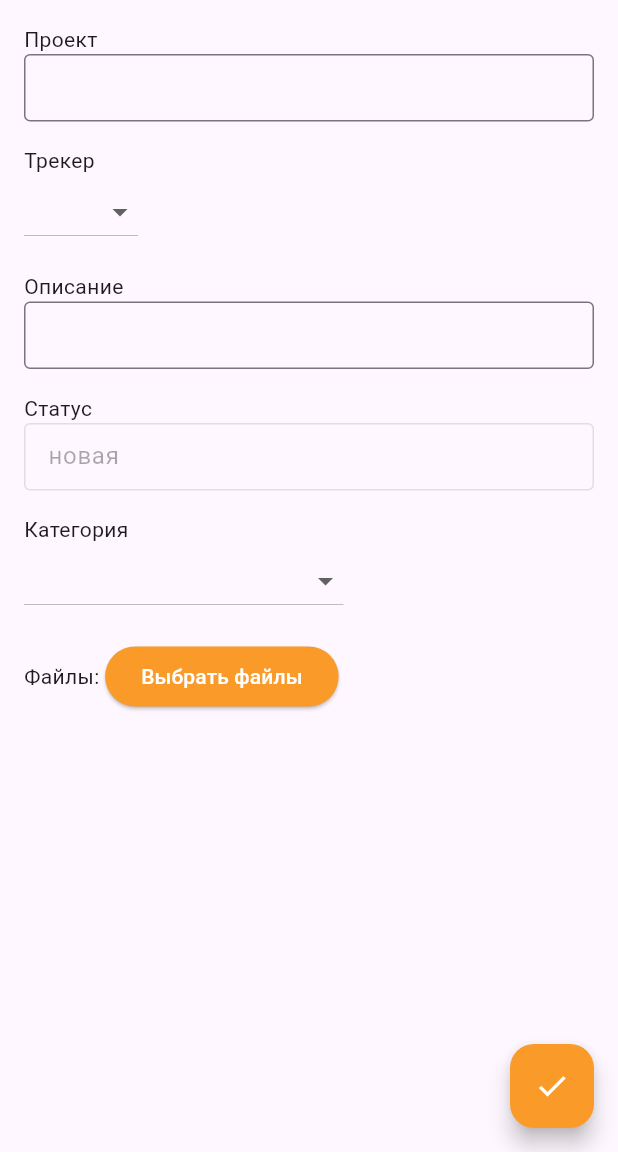
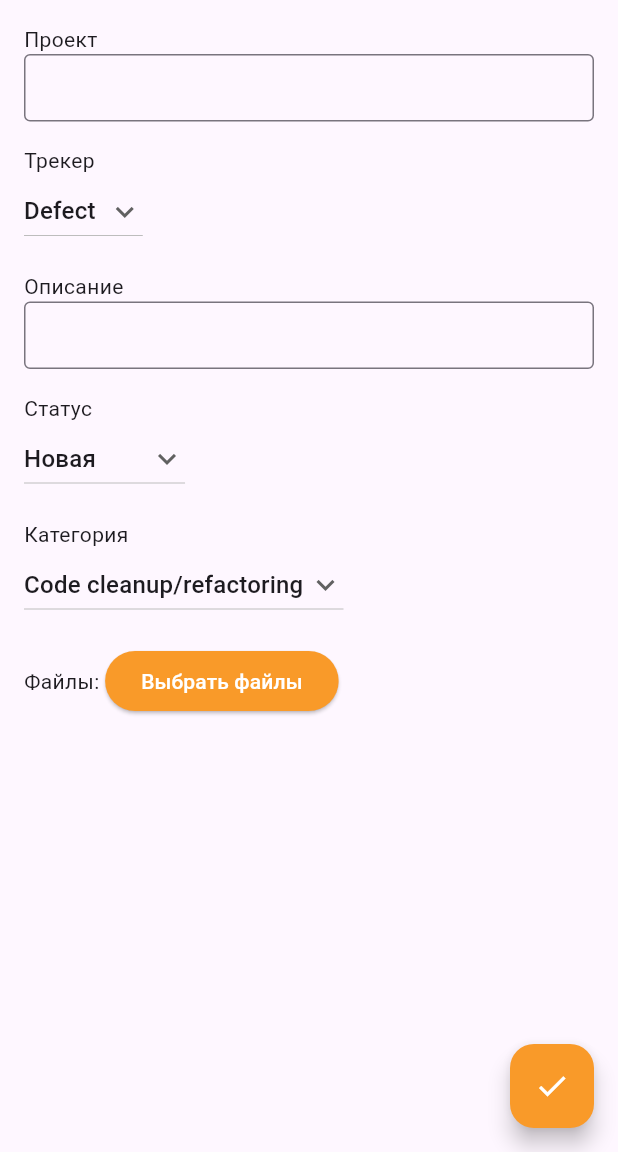
Before and after one commit to BekirovaMavile/redmine_flutter, a Flutter app: the NewTaskScreen screen opened directly, after a tap on "Выбрать файлы", on a phone screen of 412 x 824 dp, the part 84-1236 px from its top. Run offline on Flutter 3.47's test engine with Material 3 defaults, Android fonts, the phone set to English and light mode, and no system bars; our stand-ins replace file_picker.

Commit message:
add screens

```diff
--- a/lib/ui/screens/new_task_screen.dart
+++ b/lib/ui/screens/new_task_screen.dart
@@ -1,8 +1,19 @@
 import 'package:flutter/material.dart';
+import 'package:flutter/services.dart';
+import 'package:file_picker/file_picker.dart';
 
-class NewTaskScreen extends StatelessWidget {
+class NewTaskScreen extends StatefulWidget {
   const NewTaskScreen({Key? key});
 
+  @override
+  State<NewTaskScreen> createState() => _NewTaskScreenState();
+}
+
+class _NewTaskScreenState extends State<NewTaskScreen> {
+  String dropdownvalueTracker = 'Defect';
+  String dropdownvalueCategory = 'Code cleanup/refactoring';
+  String dropdownvalueStatus = 'Новая';
+  String selectedFilePath = '';
 
   @override
   Widget build(BuildContext context) {
@@ -12,7 +23,7 @@ class NewTaskScreen extends StatelessWidget {
         backgroundColor: const Color(0xFF363636),
         title: const Row(
           children: [
-            Icon(Icons.done_all, color: Colors.white,),
+            Icon(Icons.done_all, color: Colors.white),
             SizedBox(width: 6),
             Text('Redmine', style: TextStyle(color: Colors.white, fontSize: 20)),
           ],
@@ -27,15 +38,20 @@ class NewTaskScreen extends StatelessWidget {
               _buildTextField("Проект"),
               _buildTrackerDropdown(),
               _buildTextField("Описание", maxLines: 5),
-              _buildTextField("Статус", initialValue: "новая", enabled: false),
+              _buildStatusDropdown(),
               _buildCategoryDropdown(),
               Row(
                 children: [
-                  const Text(
-                    "Файлы: "
-                  ),
+                  Text("Файлы: $selectedFilePath"),
                   ElevatedButton(
-                    onPressed: () {},
+                    onPressed: () async {
+                      String? filePath = await _selectFile();
+                      if (filePath != null) {
+                        setState(() {
+                          selectedFilePath = filePath!;
+                        });
+                      }
+                    },
                     style: ElevatedButton.styleFrom(
                       primary: const Color(0xFFF99A29),
                     ),
@@ -86,21 +102,52 @@ class NewTaskScreen extends StatelessWidget {
     );
   }
 
+  Widget _buildStatusDropdown() {
+    var items = ['Новая', 'Повторная'];
+    return Column(
+      crossAxisAlignment: CrossAxisAlignment.start,
+      children: [
+        const Text("Статус"),
+        DropdownButton(
+          value: dropdownvalueStatus,
+          icon: const Icon(Icons.keyboard_arrow_down),
+          items: items.map((String item) {
+            return DropdownMenuItem(
+              value: item,
+              child: Text(item),
+            );
+          }).toList(),
+          onChanged: (String? newValue) {
+            setState(() {
+              dropdownvalueStatus = newValue!;
+            });
+          },
+        ),
+        const SizedBox(height: 16),
+      ],
+    );
+  }
+
   Widget _buildTrackerDropdown() {
+    var items = ['Defect', 'Patch', 'Feature'];
     return Column(
       crossAxisAlignment: CrossAxisAlignment.start,
       children: [
         const Text("Трекер"),
-        DropdownButton<String>(
-          onChanged: (value) {
-            // Обработка изменения выбора
-          },
-          items: <String>['defect', 'patch', 'feature'].map((String value) {
-            return DropdownMenuItem<String>(
-              value: value,
-              child: Text(value),
+        DropdownButton(
+          value: dropdownvalueTracker,
+          icon: const Icon(Icons.keyboard_arrow_down),
+          items: items.map((String item) {
+            return DropdownMenuItem(
+              value: item,
+              child: Text(item),
             );
           }).toList(),
+          onChanged: (String? newValue) {
+            setState(() {
+              dropdownvalueTracker = newValue!;
+            });
+          },
         ),
         const SizedBox(height: 16),
       ],
@@ -108,15 +155,7 @@ class NewTaskScreen extends StatelessWidget {
   }
 
   Widget _buildCategoryDropdown() {
-    return Column(
-      crossAxisAlignment: CrossAxisAlignment.start,
-      children: [
-        const Text("Категория"),
-        DropdownButton<String>(
-          onChanged: (value) {
-            // Обработка изменения выбора
-          },
-          items: <String>[
+    var items = [
       'Accounts / authentication',
       'Administration',
       'Calendar',
@@ -135,15 +174,45 @@ class NewTaskScreen extends StatelessWidget {
       'Text formatting',
       'Themes',
       'UI'
-          ].map((String value) {
-            return DropdownMenuItem<String>(
-              value: value,
-              child: Text(value),
+    ];
+    return Column(
+      crossAxisAlignment: CrossAxisAlignment.start,
+      children: [
+        const Text("Категория"),
+        DropdownButton(
+          value: dropdownvalueCategory,
+          icon: const Icon(Icons.keyboard_arrow_down),
+          items: items.map((String item) {
+            return DropdownMenuItem(
+              value: item,
+              child: Text(item),
             );
           }).toList(),
+          onChanged: (String? newValue) {
+            setState(() {
+              dropdownvalueCategory = newValue!;
+            });
+          },
         ),
         const SizedBox(height: 16),
       ],
     );
   }
+
+  Future<String?> _selectFile() async {
+    try {
+      FilePickerResult? result = await FilePicker.platform.pickFiles(
+        type: FileType.any,
+      );
+      if (result != null) {
+        PlatformFile file = result.files.first;
+        return file.path;
+      } else {
+        return null;
       }
+    } catch (e) {
+      print('Error selecting file: $e');
+      return null;
+    }
+  }
+}
--- a/pubspec.yaml
+++ b/pubspec.yaml
@@ -35,6 +35,7 @@ dependencies:
   # The following adds the Cupertino Icons font to your application.
   # Use with the CupertinoIcons class for iOS style icons.
   cupertino_icons: ^1.0.2
+  file_picker:
 
 dev_dependencies:
   flutter_test:
```
Also changed, not shown: lib/ui/screens/task_detail_screen.dart (+43 -11 lines), pubspec.lock. Lines whose indentation alone changed are shown as unchanged.
